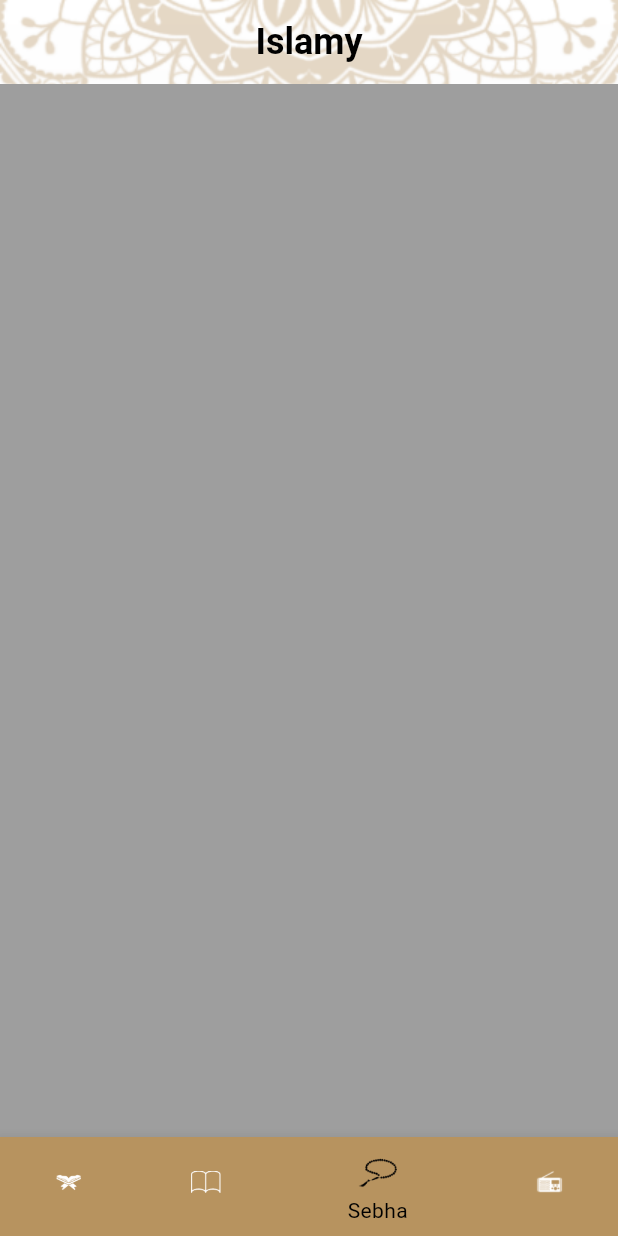
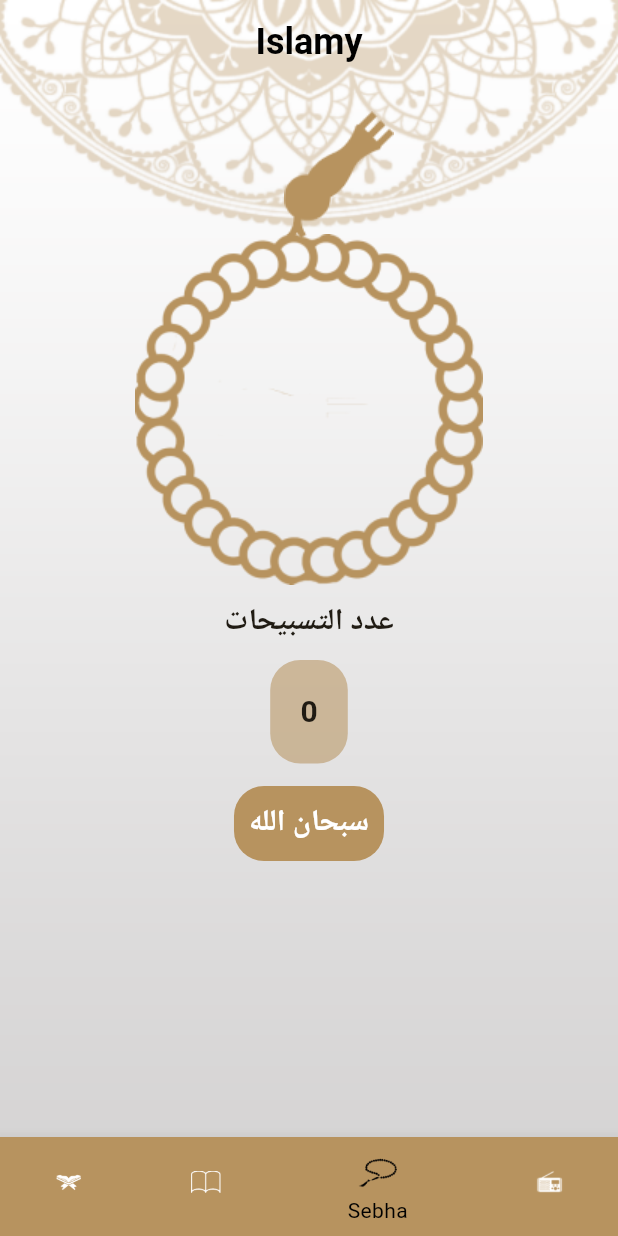
Before and after one commit to AliSamir070/islami_route_c10, a Flutter app: the screen it shows after launch, item 3 of the bottom bar chosen, on a phone screen of 412 x 824 dp. Run offline on Flutter 3.47's test engine with Material 3 defaults, Android fonts, the phone set to English and light mode, and no system bars.

Commit message:
finish sebha

```diff
--- a/lib/ui/home/sebha_widget.dart
+++ b/lib/ui/home/sebha_widget.dart
@@ -1,10 +1,94 @@
 import 'package:flutter/material.dart';
 
-class SebhaWidget extends StatelessWidget {
+class SebhaWidget extends StatefulWidget {
   const SebhaWidget({Key? key}) : super(key: key);
 
   @override
+  State<SebhaWidget> createState() => _SebhaWidgetState();
+}
+
+class _SebhaWidgetState extends State<SebhaWidget> {
+  @override
+  int counter=0;
+  int currentindex=0;
+  double turn=0.0;
+  List<String> namess=["سبحان الله","اللة واكبر ","لا الة الا الله","الحمد لله"];
   Widget build(BuildContext context) {
-    return Container(color: Colors.grey,);
+
+    return Center(
+      child: Column(children: [
+       GestureDetector(onTap:  (){
+         setState(() {
+           turn+=1/34;
+
+           counter++;
+           if(counter== 34){
+             repeatt();
+           }
+           if(currentindex==namess.length){
+             currentindex=0;
+
+           }
+         });
+
+       },child:Stack(
+         alignment: Alignment.topCenter,
+         children: [
+           Container(margin: EdgeInsets.only(left: 40,top: 18),
+               child: Image(image: AssetImage("assets/images/head of seb7a.png"),fit: BoxFit.fill,)),
+
+           Container(padding: EdgeInsets.only(top: 100,),
+
+             child:  AnimatedRotation(turns:turn ,duration: Duration(seconds: 1),
+               child:Image(image: AssetImage("assets/images/body of seb7a.png"),fit: BoxFit.fill) ,)
+             ,),
+
+         ],) ,)
+        ,
+
+            SizedBox(height:10 ,),
+
+        Container(child:Text("عدد التسبيحات",style: TextStyle(fontSize:20,fontWeight: FontWeight.w600 ),),),
+
+        Container(margin: EdgeInsets.only(top: 10,bottom: 5),
+            padding: EdgeInsets.symmetric(vertical: 20,horizontal: 20),
+           decoration: BoxDecoration(color: Theme.of(context).colorScheme.secondary,
+             borderRadius: BorderRadius.circular(20), ),
+          child:
+          Text("$counter",style: TextStyle(fontSize:20,fontWeight: FontWeight.w600 ),),),
+
+
+        Container(margin: EdgeInsets.only(top: 10,bottom: 5),
+          padding: EdgeInsets.symmetric(vertical: 10,horizontal: 10),
+          decoration: BoxDecoration(color: Theme.of(context).colorScheme.primary,
+            borderRadius: BorderRadius.circular(20), ),
+          child:GestureDetector(onTap: (){
+            setState(() {
+              turn+=1/34;
+
+              counter++;
+              if(counter== 34){
+                repeatt();
+              }
+              if(currentindex==namess.length){
+                currentindex=0;
+
+              }
+            });
+
+          },child:Text("${namess[currentindex]}",
+            style: TextStyle(fontSize:20,
+                fontWeight: FontWeight.w600 ,color: Colors.white),),) ,)
+
+
+      ],),
+    );
+
+  }
+  void repeatt(){
+    setState(() {
+      counter=0;
+      currentindex++;
+    });
   }
 }
--- a/pubspec.yaml
+++ b/pubspec.yaml
@@ -19,7 +19,7 @@ publish_to: 'none' # Remove this line if you wish to publish to pub.dev
 version: 1.0.0+1
 
 environment:
-  sdk: '>=3.2.3 <4.0.0'
+  sdk: '>=3.1.5 <4.0.0'
 
 # Dependencies specify other packages that your package needs in order to work.
 # To automatically upgrade your package dependencies to the latest versions
```
Also changed, not shown: assets/images/body of seb7a.png (added), assets/images/head of seb7a.png (added), pubspec.lock.
